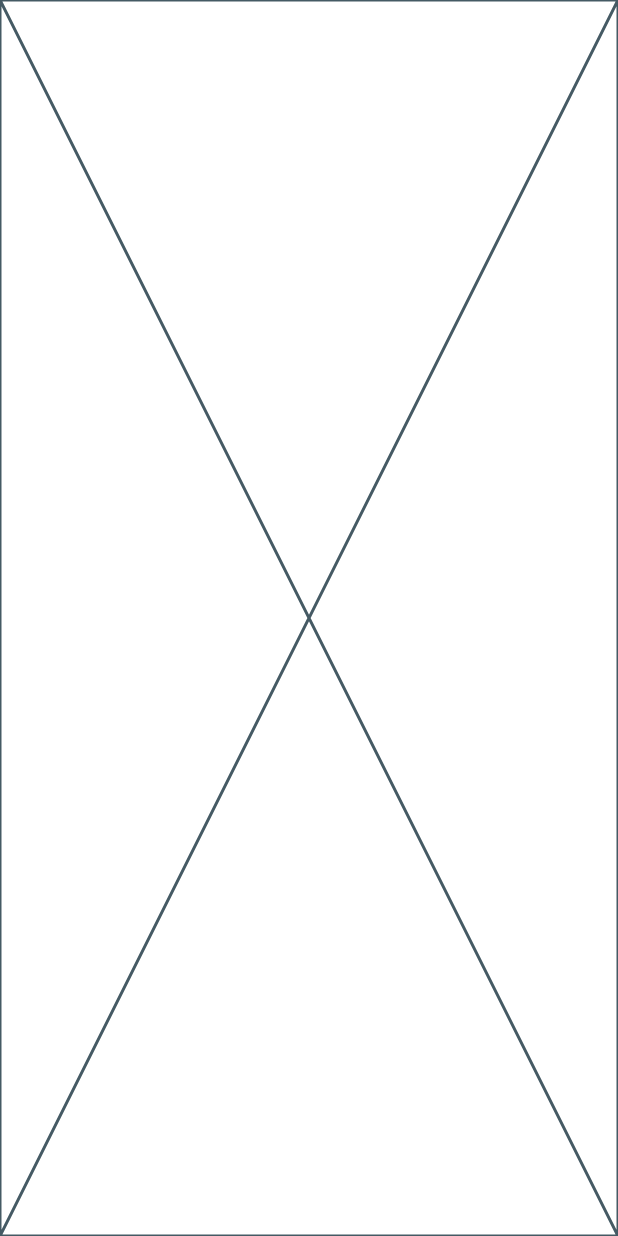
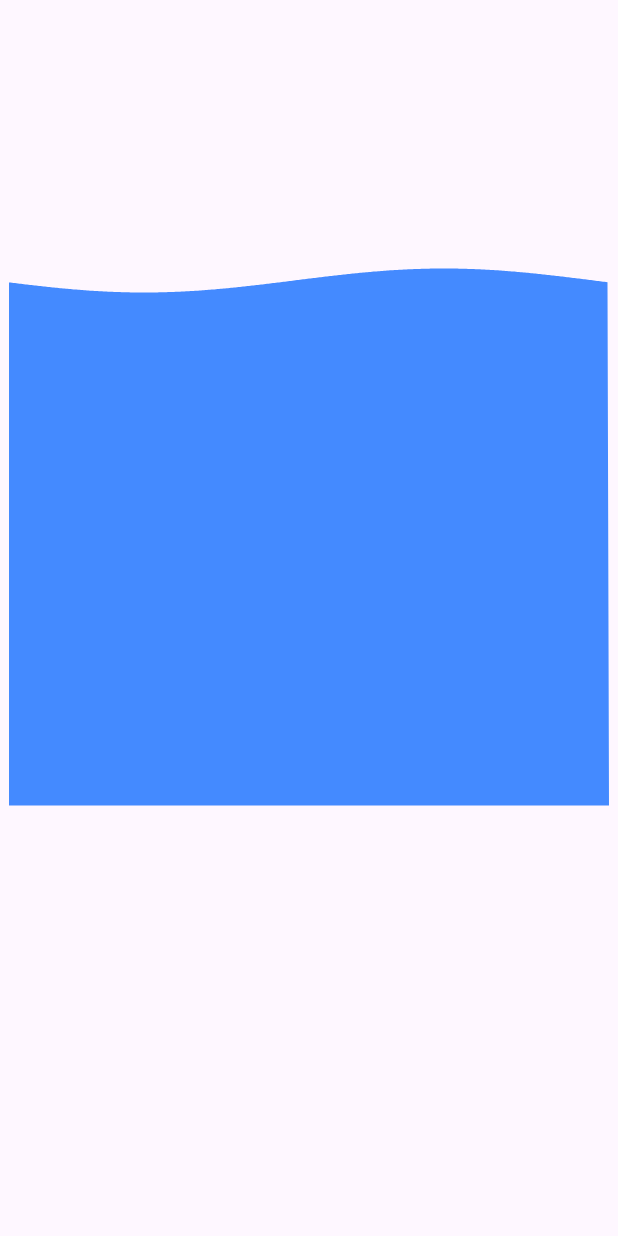
Before and after one commit to FlutterTricks/tutorial, a Flutter app: the screen it shows after launch, on a phone screen of 412 x 824 dp. Run offline on Flutter 3.47's test engine with Material 3 defaults, Android fonts, the light colour scheme and no system bars.

Commit message:
added liquid_loading.dart

```diff
--- /dev/null
+++ b/lib/liquid_loading.dart
@@ -0,0 +1,133 @@
+import 'dart:math';
+import 'package:flutter/material.dart';
+
+class LiquidLoading extends StatefulWidget {
+  final Duration loadDuration;
+  final Duration waveDuration;
+  final double boxHeight;
+  final double boxWidth;
+  final Color boxBackgroundColor;
+  final Color waveColor;
+
+  /// Specifies the load limit: (0, 1.0].  This may be used to limit the liquid
+  /// fill effect to less than 100%.
+  ///
+  /// By default, the animation will load to 1.0 (100%).
+  final double loadUntil;
+
+  const LiquidLoading({
+    Key? key,
+    this.loadDuration = const Duration(seconds: 6),
+    this.waveDuration = const Duration(seconds: 2),
+    this.boxHeight = 250,
+    this.boxWidth = 400,
+    this.boxBackgroundColor = Colors.black,
+    this.waveColor = Colors.blueAccent,
+    this.loadUntil = 1.0,
+  })  : assert(loadUntil > 0 && loadUntil <= 1.0),
+        super(key: key);
+
+  /// Creates the mutable state for this widget. See [StatefulWidget.createState].
+  @override
+  _LiquidLoadingState createState() => _LiquidLoadingState();
+}
+
+class _LiquidLoadingState extends State<LiquidLoading>
+    with TickerProviderStateMixin {
+  late AnimationController _waveController, _loadController;
+
+  late Animation<double> _loadValue;
+
+  @override
+  void initState() {
+    super.initState();
+
+    _waveController = AnimationController(
+      vsync: this,
+      duration: widget.waveDuration,
+    );
+
+    _loadController = AnimationController(
+      vsync: this,
+      duration: widget.loadDuration,
+    );
+    _loadValue = Tween<double>(
+      begin: 0.0,
+      end: 10,
+    ).animate(_loadController);
+    if (1.0 == widget.loadUntil) {
+      _loadValue.addStatusListener((status) {
+        if (AnimationStatus.completed == status) {
+          // Stop the repeating wave when the load has completed to 100%
+          _waveController.stop();
+        }
+      });
+    }
+
+    _waveController.repeat();
+    _loadController.forward();
+  }
+
+  @override
+  void dispose() {
+    _waveController.dispose();
+    _loadController.dispose();
+    super.dispose();
+  }
+
+  @override
+  Widget build(BuildContext context) {
+    return SizedBox(
+      height: widget.boxHeight,
+      width: widget.boxWidth,
+      child: AnimatedBuilder(
+        animation: _waveController,
+        builder: (BuildContext context, Widget? child) {
+          return CustomPaint(
+            painter: _WavePainter(
+              waveValue: _waveController.value,
+              loadValue: _loadValue.value,
+              waveColor: widget.waveColor,
+            ),
+          );
+        },
+      ),
+    );
+  }
+}
+
+class _WavePainter extends CustomPainter {
+  static const _pi2 = 2 * pi;
+  final double waveValue;
+  final double loadValue;
+  final Color waveColor;
+
+  _WavePainter({
+    required this.waveValue,
+    required this.loadValue,
+    required this.waveColor,
+  });
+
+  @override
+  void paint(Canvas canvas, Size size) {
+    double baseHeight = -10 * loadValue;
+    final width = size.width;
+    final height = size.height;
+    final path = Path();
+    path.moveTo(0.0, 0);
+    for (var i = 0.0; i < width; i++) {
+      path.lineTo(i, baseHeight + sin(_pi2 * (i / width + waveValue)) * 8);
+    }
+
+    path.lineTo(width, height);
+    path.lineTo(0.0, height);
+    path.close();
+    final wavePaint = Paint()..color = waveColor;
+    canvas.drawPath(path, wavePaint);
+  }
+
+  @override
+  bool shouldRepaint(CustomPainter oldDelegate) {
+    return true;
+  }
+}
--- a/lib/main.dart
+++ b/lib/main.dart
@@ -1,8 +1,7 @@
 import 'package:flutter/material.dart';
+import 'package:settings/liquid_loading.dart';
 
 void main() async {
-
-
   runApp(const HomeScreen());
 }
 
@@ -11,6 +10,12 @@ class HomeScreen extends StatelessWidget {
 
   @override
   Widget build(BuildContext context) {
-    return const Placeholder();
+    return const MaterialApp(
+      home: Scaffold(
+        body: Center(
+          child: LiquidLoading(),
+        ),
+      ),
+    );
   }
 }
```
